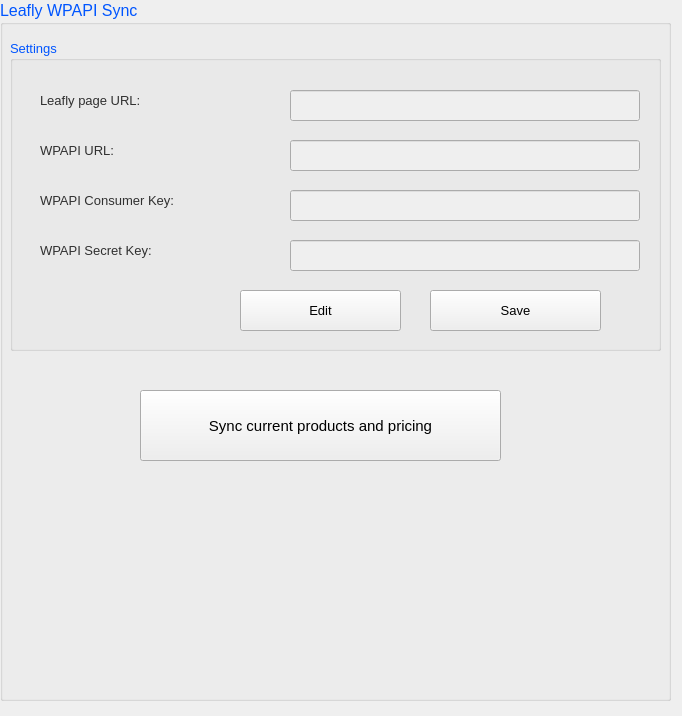
Old version of the form qt/mainwindow.ui in the repository justinmichaelvieira/wplfsynctool.
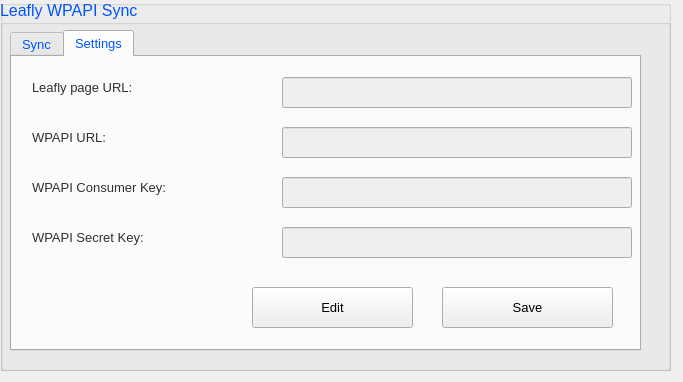
New version of the form. The open tabs and pages were chosen to show the change.

The edit to the form file:
```diff
--- a/qt/mainwindow.ui
+++ b/qt/mainwindow.ui
@@ -6,8 +6,8 @@
    <rect>
     <x>0</x>
     <y>0</y>
-    <width>682</width>
-    <height>716</height>
+    <width>683</width>
+    <height>382</height>
    </rect>
   </property>
   <property name="minimumSize">
@@ -26,7 +26,7 @@
       <x>0</x>
       <y>0</y>
       <width>671</width>
-      <height>701</height>
+      <height>371</height>
      </rect>
     </property>
     <property name="minimumSize">
@@ -80,30 +80,6 @@
     <property name="title">
      <string>Leafly WPAPI Sync</string>
     </property>
-    <widget class="QPushButton" name="pushButton">
-     <property name="geometry">
-      <rect>
-       <x>140</x>
-       <y>390</y>
-       <width>361</width>
-       <height>71</height>
-      </rect>
-     </property>
-     <property name="minimumSize">
-      <size>
-       <width>151</width>
-       <height>61</height>
-      </size>
-     </property>
-     <property name="font">
-      <font>
-       <pointsize>11</pointsize>
-      </font>
-     </property>
-     <property name="text">
-      <string>Sync current products and pricing</string>
-     </property>
-    </widget>
     <widget class="QLabel" name="errorMessageLabel">
      <property name="geometry">
       <rect>
@@ -120,25 +96,196 @@
     <widget class="QGroupBox" name="groupBox_2">
      <property name="geometry">
       <rect>
+       <x>0</x>
+       <y>0</y>
+       <width>671</width>
+       <height>371</height>
+      </rect>
+     </property>
+     <property name="font">
+      <font>
+       <pointsize>10</pointsize>
+      </font>
+     </property>
+     <property name="title">
+      <string/>
+     </property>
+     <widget class="QTabWidget" name="tabWidget">
+      <property name="geometry">
+       <rect>
        <x>10</x>
-       <y>40</y>
-       <width>651</width>
-       <height>311</height>
-      </rect>
+        <y>30</y>
+        <width>631</width>
+        <height>321</height>
+       </rect>
+      </property>
+      <property name="currentIndex">
+       <number>0</number>
+      </property>
+      <widget class="QWidget" name="tab">
+       <attribute name="title">
+        <string>Sync</string>
+       </attribute>
+       <widget class="QPushButton" name="pushButton">
+        <property name="geometry">
+         <rect>
+          <x>20</x>
+          <y>20</y>
+          <width>581</width>
+          <height>251</height>
+         </rect>
+        </property>
+        <property name="minimumSize">
+         <size>
+          <width>151</width>
+          <height>61</height>
+         </size>
      </property>
      <property name="font">
       <font>
-       <pointsize>10</pointsize>
-      </font>
-     </property>
-     <property name="title">
+          <pointsize>14</pointsize>
+         </font>
+        </property>
+        <property name="text">
+         <string>Sync current products and pricing</string>
+        </property>
+       </widget>
+       <zorder>consKeyLabel</zorder>
+       <zorder>pushButton</zorder>
+      </widget>
+      <widget class="QWidget" name="tab_2">
+       <attribute name="title">
       <string>Settings</string>
-     </property>
+       </attribute>
+       <widget class="QLineEdit" name="wmPageEdit">
+        <property name="enabled">
+         <bool>false</bool>
+        </property>
+        <property name="geometry">
+         <rect>
+          <x>270</x>
+          <y>20</y>
+          <width>350</width>
+          <height>31</height>
+         </rect>
+        </property>
+        <property name="minimumSize">
+         <size>
+          <width>350</width>
+          <height>31</height>
+         </size>
+        </property>
+        <property name="font">
+         <font>
+          <pointsize>8</pointsize>
+         </font>
+        </property>
+        <property name="autoFillBackground">
+         <bool>true</bool>
+        </property>
+        <property name="readOnly">
+         <bool>false</bool>
+        </property>
+       </widget>
+       <widget class="QLabel" name="secretKeyLAbel">
+        <property name="geometry">
+         <rect>
+          <x>20</x>
+          <y>160</y>
+          <width>241</width>
+          <height>41</height>
+         </rect>
+        </property>
+        <property name="minimumSize">
+         <size>
+          <width>151</width>
+          <height>41</height>
+         </size>
+        </property>
+        <property name="palette">
+         <palette>
+          <active>
+           <colorrole role="WindowText">
+            <brush brushstyle="SolidPattern">
+             <color alpha="255">
+              <red>48</red>
+              <green>48</green>
+              <blue>48</blue>
+             </color>
+            </brush>
+           </colorrole>
+          </active>
+          <inactive>
+           <colorrole role="WindowText">
+            <brush brushstyle="SolidPattern">
+             <color alpha="255">
+              <red>48</red>
+              <green>48</green>
+              <blue>48</blue>
+             </color>
+            </brush>
+           </colorrole>
+          </inactive>
+          <disabled>
+           <colorrole role="WindowText">
+            <brush brushstyle="SolidPattern">
+             <color alpha="255">
+              <red>120</red>
+              <green>120</green>
+              <blue>120</blue>
+             </color>
+            </brush>
+           </colorrole>
+          </disabled>
+         </palette>
+        </property>
+        <property name="font">
+         <font>
+          <pointsize>10</pointsize>
+         </font>
+        </property>
+        <property name="text">
+         <string>WPAPI Secret Key:</string>
+        </property>
+       </widget>
+       <widget class="QLineEdit" name="secretKeyEdit">
+        <property name="enabled">
+         <bool>false</bool>
+        </property>
+        <property name="geometry">
+         <rect>
+          <x>270</x>
+          <y>170</y>
+          <width>350</width>
+          <height>31</height>
+         </rect>
+        </property>
+        <property name="minimumSize">
+         <size>
+          <width>350</width>
+          <height>31</height>
+         </size>
+        </property>
+        <property name="font">
+         <font>
+          <pointsize>8</pointsize>
+         </font>
+        </property>
+        <property name="autoFillBackground">
+         <bool>true</bool>
+        </property>
+        <property name="echoMode">
+         <enum>QLineEdit::PasswordEchoOnEdit</enum>
+        </property>
+        <property name="readOnly">
+         <bool>false</bool>
+        </property>
+       </widget>
      <widget class="QLabel" name="pageUrlLabel">
       <property name="geometry">
        <rect>
-        <x>30</x>
-        <y>40</y>
+          <x>20</x>
+          <y>10</y>
         <width>241</width>
         <height>41</height>
        </rect>
@@ -195,11 +342,44 @@
        <string>Leafly page URL:</string>
       </property>
      </widget>
+       <widget class="QLineEdit" name="consKeyEdit">
+        <property name="enabled">
+         <bool>false</bool>
+        </property>
+        <property name="geometry">
+         <rect>
+          <x>270</x>
+          <y>120</y>
+          <width>350</width>
+          <height>31</height>
+         </rect>
+        </property>
+        <property name="minimumSize">
+         <size>
+          <width>350</width>
+          <height>31</height>
+         </size>
+        </property>
+        <property name="font">
+         <font>
+          <pointsize>8</pointsize>
+         </font>
+        </property>
+        <property name="autoFillBackground">
+         <bool>true</bool>
+        </property>
+        <property name="echoMode">
+         <enum>QLineEdit::PasswordEchoOnEdit</enum>
+        </property>
+        <property name="readOnly">
+         <bool>false</bool>
+        </property>
+       </widget>
      <widget class="QLabel" name="consKeyLabel">
       <property name="geometry">
        <rect>
-        <x>30</x>
-        <y>140</y>
+          <x>20</x>
+          <y>110</y>
         <width>241</width>
         <height>41</height>
        </rect>
@@ -256,204 +436,11 @@
        <string>WPAPI Consumer Key:</string>
       </property>
      </widget>
-     <widget class="QPushButton" name="pushButton_2">
-      <property name="geometry">
-       <rect>
-        <x>230</x>
-        <y>250</y>
-        <width>161</width>
-        <height>41</height>
-       </rect>
-      </property>
-      <property name="font">
-       <font>
-        <pointsize>10</pointsize>
-       </font>
-      </property>
-      <property name="text">
-       <string>Edit</string>
-      </property>
-     </widget>
-     <widget class="QLineEdit" name="secretKeyEdit">
-      <property name="enabled">
-       <bool>false</bool>
-      </property>
-      <property name="geometry">
-       <rect>
-        <x>280</x>
-        <y>200</y>
-        <width>350</width>
-        <height>31</height>
-       </rect>
-      </property>
-      <property name="minimumSize">
-       <size>
-        <width>350</width>
-        <height>31</height>
-       </size>
-      </property>
-      <property name="font">
-       <font>
-        <pointsize>8</pointsize>
-       </font>
-      </property>
-      <property name="autoFillBackground">
-       <bool>true</bool>
-      </property>
-      <property name="echoMode">
-       <enum>QLineEdit::PasswordEchoOnEdit</enum>
-      </property>
-      <property name="readOnly">
-       <bool>false</bool>
-      </property>
-     </widget>
-     <widget class="QLineEdit" name="wmPageEdit">
-      <property name="enabled">
-       <bool>false</bool>
-      </property>
-      <property name="geometry">
-       <rect>
-        <x>280</x>
-        <y>50</y>
-        <width>350</width>
-        <height>31</height>
-       </rect>
-      </property>
-      <property name="minimumSize">
-       <size>
-        <width>350</width>
-        <height>31</height>
-       </size>
-      </property>
-      <property name="font">
-       <font>
-        <pointsize>8</pointsize>
-       </font>
-      </property>
-      <property name="autoFillBackground">
-       <bool>true</bool>
-      </property>
-      <property name="readOnly">
-       <bool>false</bool>
-      </property>
-     </widget>
-     <widget class="QLineEdit" name="consKeyEdit">
-      <property name="enabled">
-       <bool>false</bool>
-      </property>
-      <property name="geometry">
-       <rect>
-        <x>280</x>
-        <y>150</y>
-        <width>350</width>
-        <height>31</height>
-       </rect>
-      </property>
-      <property name="minimumSize">
-       <size>
-        <width>350</width>
-        <height>31</height>
-       </size>
-      </property>
-      <property name="font">
-       <font>
-        <pointsize>8</pointsize>
-       </font>
-      </property>
-      <property name="autoFillBackground">
-       <bool>true</bool>
-      </property>
-      <property name="echoMode">
-       <enum>QLineEdit::PasswordEchoOnEdit</enum>
-      </property>
-      <property name="readOnly">
-       <bool>false</bool>
-      </property>
-     </widget>
-     <widget class="QLabel" name="secretKeyLAbel">
-      <property name="geometry">
-       <rect>
-        <x>30</x>
-        <y>190</y>
-        <width>241</width>
-        <height>41</height>
-       </rect>
-      </property>
-      <property name="minimumSize">
-       <size>
-        <width>151</width>
-        <height>41</height>
-       </size>
-      </property>
-      <property name="palette">
-       <palette>
-        <active>
-         <colorrole role="WindowText">
-          <brush brushstyle="SolidPattern">
-           <color alpha="255">
-            <red>48</red>
-            <green>48</green>
-            <blue>48</blue>
-           </color>
-          </brush>
-         </colorrole>
-        </active>
-        <inactive>
-         <colorrole role="WindowText">
-          <brush brushstyle="SolidPattern">
-           <color alpha="255">
-            <red>48</red>
-            <green>48</green>
-            <blue>48</blue>
-           </color>
-          </brush>
-         </colorrole>
-        </inactive>
-        <disabled>
-         <colorrole role="WindowText">
-          <brush brushstyle="SolidPattern">
-           <color alpha="255">
-            <red>120</red>
-            <green>120</green>
-            <blue>120</blue>
-           </color>
-          </brush>
-         </colorrole>
-        </disabled>
-       </palette>
-      </property>
-      <property name="font">
-       <font>
-        <pointsize>10</pointsize>
-       </font>
-      </property>
-      <property name="text">
-       <string>WPAPI Secret Key:</string>
-      </property>
-     </widget>
-     <widget class="QPushButton" name="pushButton_3">
-      <property name="geometry">
-       <rect>
-        <x>420</x>
-        <y>250</y>
-        <width>171</width>
-        <height>41</height>
-       </rect>
-      </property>
-      <property name="font">
-       <font>
-        <pointsize>10</pointsize>
-       </font>
-      </property>
-      <property name="text">
-       <string>Save</string>
-      </property>
-     </widget>
      <widget class="QLabel" name="wpApiUrlLabel">
       <property name="geometry">
        <rect>
-        <x>30</x>
-        <y>90</y>
+          <x>20</x>
+          <y>60</y>
         <width>241</width>
         <height>41</height>
        </rect>
@@ -516,8 +503,8 @@
       </property>
       <property name="geometry">
        <rect>
-        <x>280</x>
-        <y>100</y>
+          <x>270</x>
+          <y>70</y>
         <width>350</width>
         <height>31</height>
        </rect>
@@ -542,6 +529,44 @@
       <property name="readOnly">
        <bool>false</bool>
       </property>
+       </widget>
+       <widget class="QPushButton" name="pushButton_3">
+        <property name="geometry">
+         <rect>
+          <x>430</x>
+          <y>230</y>
+          <width>171</width>
+          <height>41</height>
+         </rect>
+        </property>
+        <property name="font">
+         <font>
+          <pointsize>10</pointsize>
+         </font>
+        </property>
+        <property name="text">
+         <string>Save</string>
+        </property>
+       </widget>
+       <widget class="QPushButton" name="pushButton_2">
+        <property name="geometry">
+         <rect>
+          <x>240</x>
+          <y>230</y>
+          <width>161</width>
+          <height>41</height>
+         </rect>
+        </property>
+        <property name="font">
+         <font>
+          <pointsize>10</pointsize>
+         </font>
+        </property>
+        <property name="text">
+         <string>Edit</string>
+        </property>
+       </widget>
+      </widget>
      </widget>
     </widget>
    </widget>
```
Lines whose indentation alone changed are shown as unchanged.
